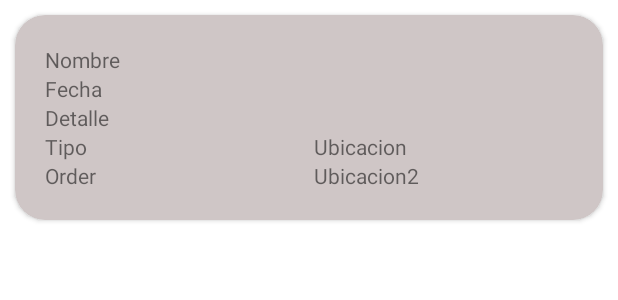
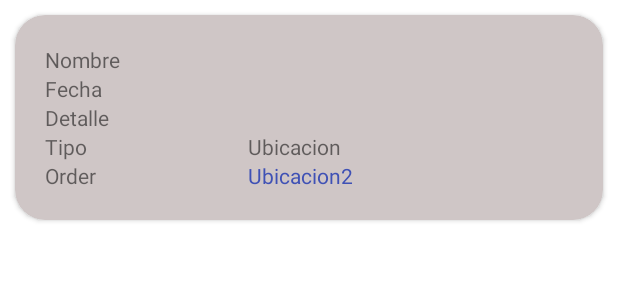
Before and after one commit to tasajos/tourcochab, an Android app: the layout viewtour.xml on its own in the app's theme, with its tools: preview values and no code run, on a phone screen of 412 x 824 dp. Shown: the top 300 px of the screen. Run offline under Robolectric (Android 15) with nearby library versions, the phone set to English and light mode, and no system bars.

Commit message:
update mapas

```diff
--- a/app/src/main/AndroidManifest.xml
+++ b/app/src/main/AndroidManifest.xml
@@ -17,6 +17,9 @@
         android:supportsRtl="true"
         android:theme="@style/Theme.Tourcocha"
         tools:targetApi="31">
+        <activity
+            android:name=".UbicacionActivity"
+            android:exported="false" />
         <activity
             android:name=".visualizar"
             android:exported="false" />
--- a/app/src/main/java/org/tourcocha/chakuy/visualizar.java
+++ b/app/src/main/java/org/tourcocha/chakuy/visualizar.java
@@ -32,7 +32,7 @@ public class visualizar extends AppCompatActivity {
         mFirestore = FirebaseFirestore.getInstance();
         mRecycler = findViewById(R.id.recyclerviwe2);
         mRecycler.setLayoutManager(new LinearLayoutManager(this));
-        Query query = mFirestore.collection("tourcochadb");
+        Query query = mFirestore.collection("tourdb");
 
         FirestoreRecyclerOptions<tour> firestoreRecyclerOptions =
                 new FirestoreRecyclerOptions.Builder<tour>().setQuery(query,tour.class).build();
--- a/app/src/main/res/layout/viewtour.xml
+++ b/app/src/main/res/layout/viewtour.xml
@@ -59,13 +59,13 @@
                 android:orientation="horizontal">
 
                 <LinearLayout
-                    android:layout_width="179dp"
+                    android:layout_width="135dp"
                     android:layout_height="match_parent"
                     android:orientation="vertical">
 
                     <TextView
                         android:id="@+id/txttipo"
-                        android:layout_width="179dp"
+                        android:layout_width="132dp"
                         android:layout_height="wrap_content"
                         android:ems="10"
                         android:inputType="textPersonName"
@@ -73,7 +73,7 @@
 
                     <TextView
                         android:id="@+id/txtorder"
-                        android:layout_width="174dp"
+                        android:layout_width="129dp"
                         android:layout_height="wrap_content"
                         android:ems="10"
                         android:inputType="textPersonName"
@@ -88,7 +88,7 @@
 
                     <TextView
                         android:id="@+id/txtubicacion"
-                        android:layout_width="236dp"
+                        android:layout_width="match_parent"
                         android:layout_height="wrap_content"
                         android:ems="10"
                         android:inputType="textPersonName"
@@ -96,11 +96,14 @@
 
                     <TextView
                         android:id="@+id/txtubicacion2"
-                        android:layout_width="238dp"
+                        android:layout_width="match_parent"
                         android:layout_height="wrap_content"
+                        android:autoLink="map"
                         android:ems="10"
                         android:inputType="textPersonName"
-                        android:text="Ubicacion2" />
+                        android:linksClickable="true"
+                        android:text="Ubicacion2"
+                        android:textColor="#3F51B5" />
                 </LinearLayout>
             </LinearLayout>
 
```
Also changed, not shown: app/src/main/java/org/tourcocha/chakuy/UbicacionActivity.java (added, +26 -0 lines), app/src/main/java/org/tourcocha/chakuy/adapter/tourAdapter.java (+40 -5 lines), app/src/main/java/org/tourcocha/chakuy/model/tour.java (+26 -16 lines), app/src/main/res/layout/activity_ubicacion.xml (added, +19 -0 lines).
